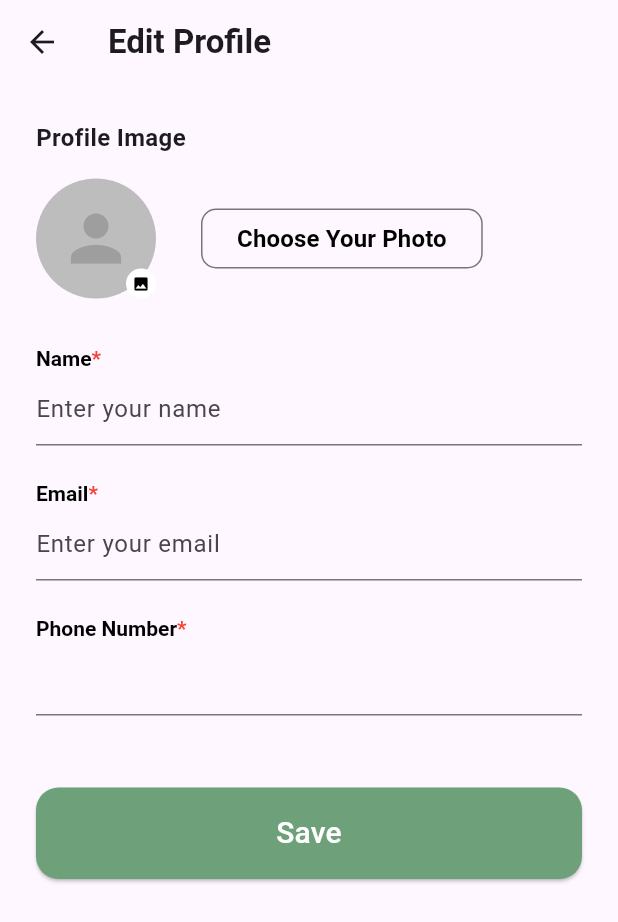
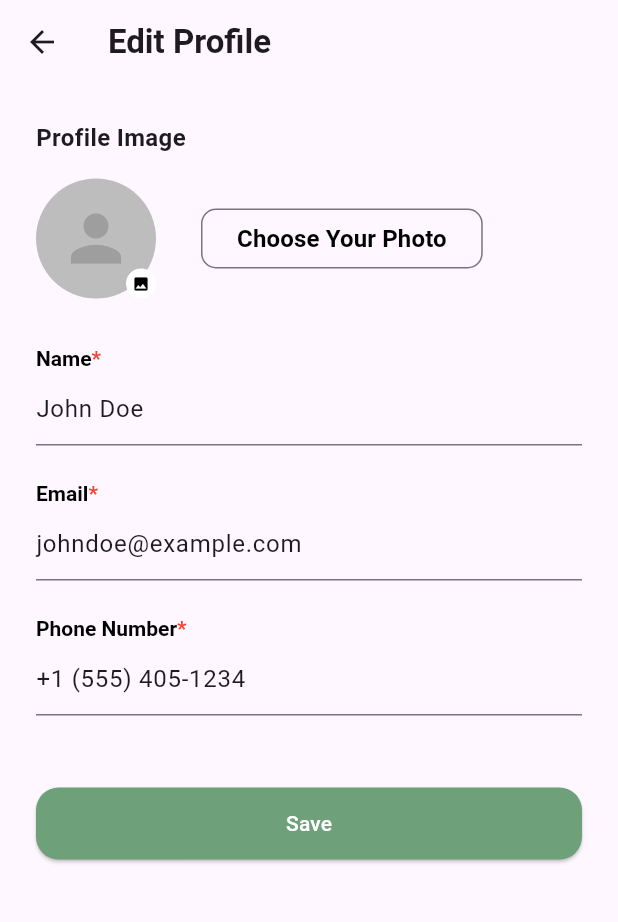
Before and after one commit to nivyanbl/absensi_app, a Flutter app: the ProfilePage screen opened directly, after a tap on "Edit profile", on a phone screen of 412 x 824 dp. Shown: the top 922 px of the screen. Run offline on Flutter 3.47's test engine with Material 3 defaults, Android fonts, the phone set to English and light mode, and no system bars; our stand-ins replace get; network calls fail.

Commit message:
Refactor: Terapkan GetX untuk state Mangement Profile

```diff
--- /dev/null
+++ b/lib/feature/presentation/controller/profile_controller.dart
@@ -0,0 +1,49 @@
+import 'package:flutter/material.dart';
+import 'package:get/get.dart';
+import 'package:intl/intl.dart';
+
+class UserModel {
+  String name;
+  String email;
+  String position;
+  String phone;
+
+  UserModel({required this.name, required this.email, required this.position, required this.phone});
+}
+
+
+class ProfileController extends GetxController {
+
+  var user = UserModel(
+    name: 'John Doe',
+    email: 'johndoe@example.com',
+    position: 'UI/UX Designer',
+    phone: '+1 (555) 405-1234'
+  ).obs;
+
+  late TextEditingController nameController;
+  late TextEditingController emailController;
+  late TextEditingController phoneController;
+
+  @override
+  void onInit() {
+    super.onInit();
+    nameController = TextEditingController(text: user.value.name);
+    emailController = TextEditingController(text: user.value.email);
+    phoneController = TextEditingController(text: user.value.phone);
+  }
+
+  void saveProfile() {
+    final newName = nameController.text;
+    final newEmail = emailController.text;
+    final newPhone = phoneController.text;
+
+    user.update((val) {
+      val?.name = newName;
+      val?.email = newEmail;
+      val?.phone = newPhone;
+    });
+
+    Get.back();
+  }
+}
--- a/lib/feature/presentation/page/edit_profile_page.dart
+++ b/lib/feature/presentation/page/edit_profile_page.dart
@@ -1,25 +1,26 @@
+import 'package:employment_attendance/feature/presentation/controller/profile_controller.dart';
+import 'package:employment_attendance/feature/presentation/page/profile_page.dart';
 import 'package:flutter/material.dart';
+import 'package:get/get.dart';
 
 class EditProfilePage extends StatelessWidget {
   const EditProfilePage({super.key});
 
   @override
   Widget build(BuildContext context) {
+    final ProfileController controller = Get.find();
     return Scaffold(
       appBar: AppBar(
         leading: IconButton(
           icon: const Icon(Icons.arrow_back),
-          onPressed: () {
-            Navigator.pop(context);
-          },
+          onPressed:  () => Get.back(),
         ),
         title: const Text(
           "Edit Profile",
           style: TextStyle(fontWeight: FontWeight.bold),
         ),
       ),
-      body: SingleChildScrollView(
-        child: Padding(
+      body: Padding(
           padding: const EdgeInsets.all(24.0),
           child: Column(
             crossAxisAlignment: CrossAxisAlignment.start,
@@ -57,53 +58,55 @@ class EditProfilePage extends StatelessWidget {
                   OutlinedButton(
                       onPressed: () {},
                       style: OutlinedButton.styleFrom(
-                        padding:  const EdgeInsets.symmetric(horizontal: 24, vertical: 4),
+                        padding: const EdgeInsets.symmetric(
+                            horizontal: 24, vertical: 4),
                         shape: RoundedRectangleBorder(
                           borderRadius: BorderRadius.circular(10),
-
                         ),
                       ),
                       child: const Text(
                         "Choose Your Photo",
                         style: TextStyle(
-                            fontWeight: FontWeight.bold, color: Colors.black, fontSize: 16),
+                            fontWeight: FontWeight.bold,
+                            color: Colors.black,
+                            fontSize: 16),
                       )),
                 ],
               ),
               const SizedBox(height: 32),
               //list of text fields
-              _buildTextField(label: 'Name', hint: 'Enter your name'),
+              _buildTextField(label: 'Name', hint: 'Enter your name',  controller: controller.nameController),
               const SizedBox(height: 24),
-              _buildTextField(label: 'Email', hint: 'Enter your email'),
+              _buildTextField(label: 'Email', hint: 'Enter your email',  controller: controller.emailController),
               const SizedBox(height: 24),
-              _buildTextField(label: 'Phone Number', prefixText: '+1 '),
+              _buildTextField(label: 'Phone Number',  controller: controller.phoneController,  keyboardType: TextInputType.phone,),
               const SizedBox(height: 48),
-              SizedBox(
-                width: double.infinity,
-                child: ElevatedButton(
-                  onPressed: () {},
-                  style: ElevatedButton.styleFrom(
-                    backgroundColor: const Color(0xFF6EA07A),
-                    padding: const EdgeInsets.symmetric(vertical: 16),
-                    shape: RoundedRectangleBorder(
-                      borderRadius: BorderRadius.circular(15),
+               ElevatedButton(
+              onPressed: () {
+
+                controller.saveProfile();
+              },
+                  child: const Text(
+                      'Save',
+                      style: TextStyle(color: Colors.white),
+                    ),
+                    style: ElevatedButton.styleFrom(
+                      minimumSize: const Size(double.infinity, 48),
+                      backgroundColor: const Color(0xFF6EA07A),
+                      shape: RoundedRectangleBorder(
+                        borderRadius: BorderRadius.circular(15),
+                      ),
                     ),
                   ),
-                  child: const Text(
-                    'Save',
-                    style: TextStyle(color: Colors.white, fontSize: 20),
-                  ),
-                ),
-              ),
             ],
           ),
-        ),
+
       ),
     );
   }
 
   Widget _buildTextField(
-      {required String label, String? prefixText, String? hint}) {
+      {required String label, String? prefixText, String? hint, TextEditingController? controller,  TextInputType? keyboardType,}) {
     return Column(
       crossAxisAlignment: CrossAxisAlignment.start,
       children: [
@@ -125,6 +128,8 @@ class EditProfilePage extends StatelessWidget {
         ),
         const SizedBox(height: 2),
         TextField(
+          controller: controller,
+          keyboardType: keyboardType,
           decoration: InputDecoration(
             hintText: hint,
             prefixText: prefixText,
--- a/lib/feature/presentation/page/profile_page.dart
+++ b/lib/feature/presentation/page/profile_page.dart
@@ -1,41 +1,57 @@
+import 'package:employment_attendance/feature/presentation/controller/profile_controller.dart';
 import 'package:employment_attendance/feature/presentation/page/edit_profile_page.dart';
 import 'package:flutter/material.dart';
+import 'package:get/get.dart';
 
 class ProfilePage extends StatelessWidget {
   const ProfilePage({super.key});
 
   @override
   Widget build(BuildContext context) {
+    final ProfileController controller = Get.put(ProfileController());
+
     return Scaffold(
       appBar: AppBar(
         leading: IconButton(
           icon: const Icon(Icons.arrow_back),
           onPressed: () => Navigator.pop(context),
         ),
-        title: const Text('Profile', style: TextStyle(fontWeight: FontWeight.bold,fontSize: 24),),
+        title: const Text(
+          'Profile',
+          style: TextStyle(fontWeight: FontWeight.bold, fontSize: 24),
+        ),
         centerTitle: true,
       ),
       body: Padding(
         padding: const EdgeInsets.all(16),
-        child: Column(
+        child: Obx(() => Column(
               children: [
-            const Row(
+                Row(
                   crossAxisAlignment: CrossAxisAlignment.center,
                   children: [
-                 CircleAvatar(
+                    const CircleAvatar(
                       radius: 40,
-                  backgroundImage: AssetImage(''),
+                      backgroundImage: AssetImage('assets/image/profile.png'),
                     ),
-                 SizedBox(width: 16),
+                    const SizedBox(width: 16),
                     Column(
                       crossAxisAlignment: CrossAxisAlignment.start,
-                  children:  [
-                    Text('John Doe', style: TextStyle(
-                     fontWeight: FontWeight.bold, fontSize: 20,
-                    ),),
+                      children: [
+                        Text(
+                          controller.user.value.name,
+                          style: TextStyle(
+                            fontWeight: FontWeight.bold,
+                            fontSize: 20,
+                          ),
+                        ),
                         SizedBox(height: 8),
-                    Text('UI/UX Designer',
-                    style: TextStyle(color: Colors.grey ,fontSize: 14, fontWeight: FontWeight.bold),),
+                        Text(
+                          controller.user.value.position,
+                          style: TextStyle(
+                              color: Colors.grey,
+                              fontSize: 14,
+                              fontWeight: FontWeight.bold),
+                        ),
                       ],
                     ),
                   ],
@@ -51,19 +67,35 @@ class ProfilePage extends StatelessWidget {
                 ),
                 const SizedBox(height: 8),
                 // Info items
-            _buildInfoItem(Icons.person_outline, 'ID Employee', '1234567'),
-            _buildInfoItem(Icons.email_outlined, 'Email', 'johndoe@example.com'),
-            _buildInfoItem(Icons.phone_iphone, 'Phone Number', '+1 (555) 405-1234'),
-            _buildInfoItem(Icons.calendar_today, 'Join Date', '7 July 2023'),
-
+                Obx(() => Column(
+                      children: [
+                        _buildInfoItem(
+                            Icons.person_outline, 'ID Employee', '1234567'),
+                        _buildInfoItem(
+                          Icons.email_outlined,
+                          'Email',
+                          controller.user.value.email,
+                        ),
+                        _buildInfoItem(Icons.phone_iphone, 'Phone Number',
+                          controller.user.value.phone,),
+                        _buildInfoItem(
+                            Icons.calendar_today, 'Join Date', '7 July 2023'),
+                      ],
+                    )),
                 SizedBox(height: 15),
 
                 ElevatedButton.icon(
                   onPressed: () {
-                Navigator.push(context, MaterialPageRoute(builder: (context) => const EditProfilePage()));
+                    Get.to(() =>  EditProfilePage());
                   },
-              icon: const Icon(Icons.edit_outlined, color: Colors.white,),
-              label: const Text('Edit profile', style: TextStyle(color: Colors.white),),
+                  icon: const Icon(
+                    Icons.edit_outlined,
+                    color: Colors.white,
+                  ),
+                  label: const Text(
+                    'Edit profile',
+                    style: TextStyle(color: Colors.white),
+                  ),
                   style: ElevatedButton.styleFrom(
                     minimumSize: const Size(double.infinity, 48),
                     backgroundColor: const Color(0xFF6EA07A),
@@ -73,28 +105,33 @@ class ProfilePage extends StatelessWidget {
                   ),
                 )
               ],
-        ),
+            )),
       ),
     );
   }
 
-  Widget _buildInfoItem(IconData icon, String value,String title, ) {
+  Widget _buildInfoItem(
+    IconData icon,
+    String value,
+    String title,
+  ) {
     return ListTile(
       dense: true,
       contentPadding: EdgeInsets.zero,
       leading: Icon(icon),
-      title: Text(value,
+      title: Text(
+        value,
         style: const TextStyle(
           color: Colors.grey,
           fontWeight: FontWeight.bold,
           fontSize: 15,
-      ),),
+        ),
+      ),
       subtitle: Text(title,
           style: const TextStyle(
             fontWeight: FontWeight.bold,
             fontSize: 15,
           )),
-
     );
   }
 }
```
Also changed, not shown: assets/image/profile.png (added). Lines whose indentation alone changed are shown as unchanged.
